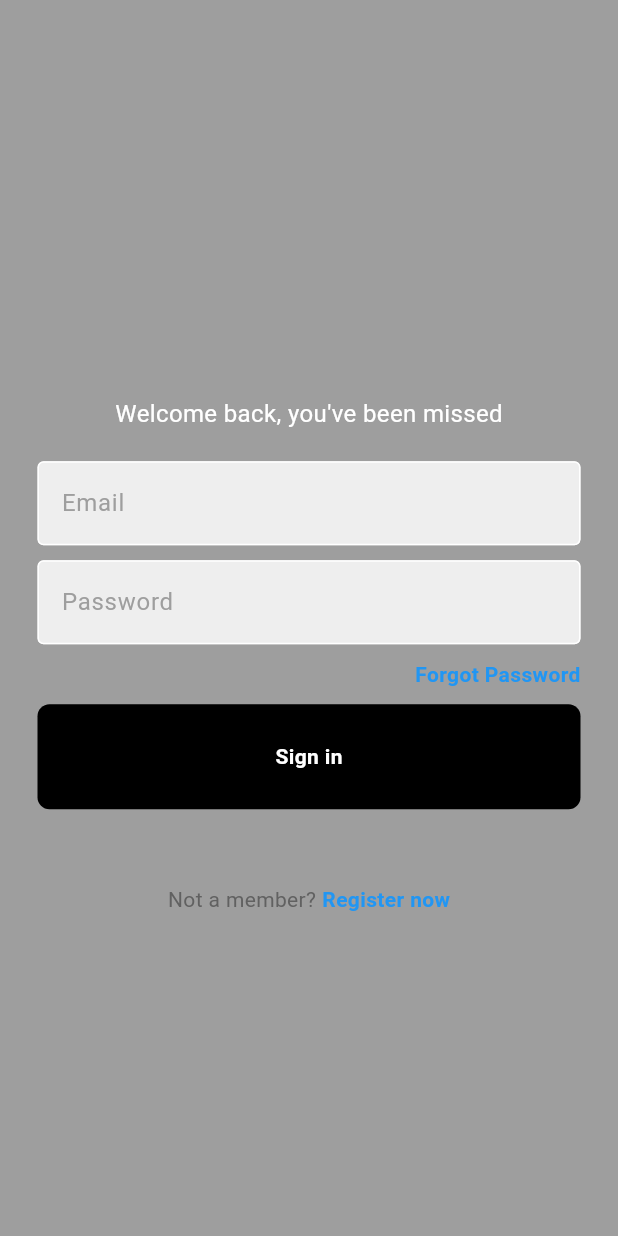
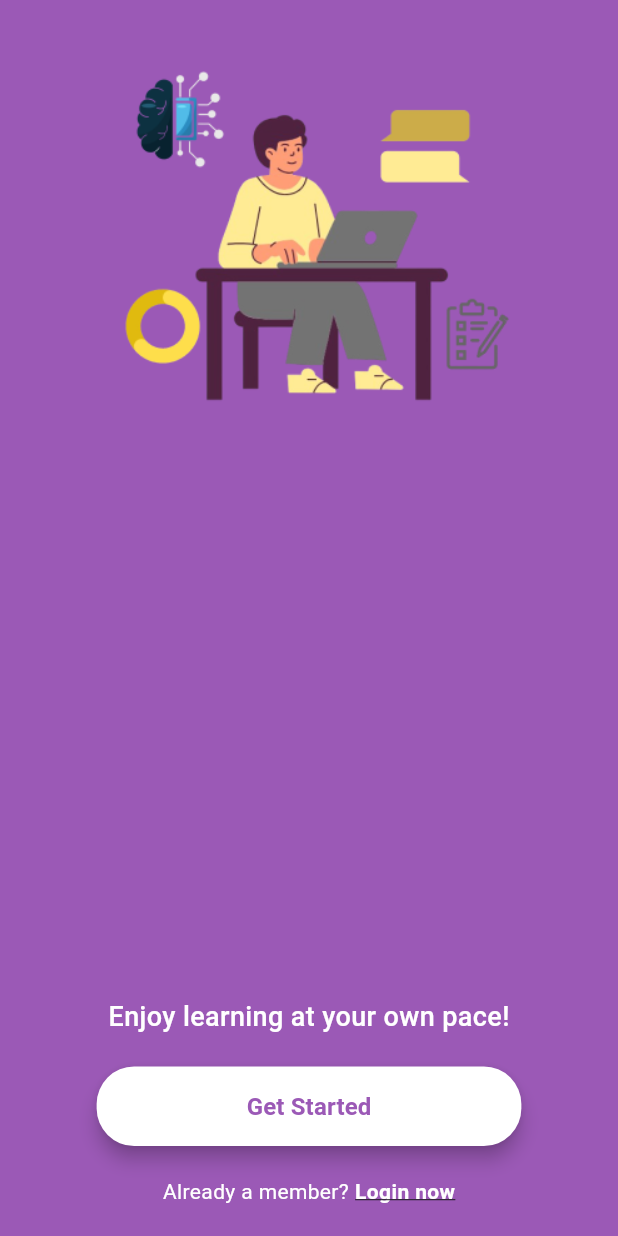
Before and after one commit to ShrutiShinde2003/AI_Study_Planner, a Flutter app: the screen it shows after launch, on a phone screen of 412 x 824 dp. Run offline on Flutter 3.47's test engine with Material 3 defaults, Android fonts, the phone set to English and light mode, and no system bars; our stand-ins replace cloud_firestore, firebase_auth, firebase_core; accounts and stored records are empty.

Commit message:
To do list code updated, added start page and image

```diff
--- a/lib/components/my_textfield.dart
+++ b/lib/components/my_textfield.dart
@@ -15,7 +15,7 @@ class MyTextField extends StatelessWidget {
 @override
 Widget build(BuildContext context) {
   return Padding(
-  padding: const EdgeInsets.symmetric(horizontal: 25.0),
+  padding: const EdgeInsets.symmetric(horizontal: 20.0),
   child: TextField(
     controller: controller,
     obscureText: obsureText,
--- a/lib/main.dart
+++ b/lib/main.dart
@@ -8,6 +8,7 @@ import 'package:study_planner/pages/login_page.dart';
 import 'package:study_planner/pages/profile_page.dart';
 import 'package:study_planner/pages/todo_list_page.dart';
 import 'package:study_planner/pages/dashboard.dart';
+import 'package:study_planner/pages/start_page.dart';
 
 void main() async {
   WidgetsFlutterBinding.ensureInitialized();
@@ -30,11 +31,11 @@ class MyApp extends StatelessWidget {
               homePage: HomePage(),
               todoPage: TodoListPage(),
               dashboardPage: DashboardPage(),
-              GeminiPage: GeminiAIPage(),
+              GeminiPage: ChatScreen(),
               profilePage: ProfilePage(),
 
             )
-          : const LoginPage(), // Replace with your actual login page
+          : const WelcomePage(), // Replace with your actual login page
     );
   }
 }
--- a/lib/pages/login_page.dart
+++ b/lib/pages/login_page.dart
@@ -51,7 +51,7 @@ class _LoginPageState extends State<LoginPage> {
             todoPage: TodoListPage(),
             dashboardPage: DashboardPage(),
             profilePage: ProfilePage(),
-            GeminiPage: GeminiAIPage(),
+            GeminiPage: ChatScreen(),
           ), // Ensure LoginPage exists
         ),
       );
--- /dev/null
+++ b/lib/pages/start_page.dart
@@ -0,0 +1,121 @@
+import 'package:flutter/material.dart';
+import 'register_page.dart'; // Import your RegisterPage
+import 'login_page.dart'; // Import your LoginPage
+
+class WelcomePage extends StatelessWidget {
+  const WelcomePage({super.key});
+
+  @override
+  Widget build(BuildContext context) {
+    return Scaffold(
+      backgroundColor: const Color(0xFF9B59B6), // Purple background color
+      body: SafeArea(
+        child: Column(
+          mainAxisAlignment: MainAxisAlignment.start,
+          children: [
+            // Illustration Section (Now at the top)
+            Padding(
+              padding: const EdgeInsets.symmetric(vertical: 40.0),
+              child: Center(
+                child: Image.asset(
+                  'lib/assets/images/start.png', // Replace with your image path
+                  height: 250, // Adjust height as needed
+                ),
+              ),
+            ),
+
+            const Spacer(),
+
+            // Tagline Section
+            Padding(
+              padding: const EdgeInsets.symmetric(horizontal: 20.0),
+              child: Column(
+                children: [
+                  const Text(
+                    "Enjoy learning at your own pace!",
+                    style: TextStyle(
+                      color: Colors.white,
+                      fontSize: 18,
+                      fontWeight: FontWeight.w500,
+                    ),
+                  ),
+                  const SizedBox(height: 20),
+
+                  // Get Started Button
+                  ElevatedButton(
+                    style: ElevatedButton.styleFrom(
+                      backgroundColor: Colors.white,
+                      shape: RoundedRectangleBorder(
+                        borderRadius: BorderRadius.circular(25),
+                      ),
+                      padding: const EdgeInsets.symmetric(
+                        vertical: 15,
+                        horizontal: 100,
+                      ),
+                      elevation: 5,
+                    ),
+                    onPressed: () {
+                      // Navigate to the Register Page
+                      Navigator.push(
+                        context,
+                        MaterialPageRoute(
+                          builder: (context) => const RegisterPage(),
+                        ),
+                      );
+                    },
+                    child: const Text(
+                      "Get Started",
+                      style: TextStyle(
+                        color: Color(0xFF9B59B6), // Purple text
+                        fontWeight: FontWeight.bold,
+                        fontSize: 16,
+                      ),
+                    ),
+                  ),
+                  const SizedBox(height: 20),
+
+                  // Already a Member? Login Section
+                  Row(
+                    mainAxisAlignment: MainAxisAlignment.center,
+                    children: [
+                      const Text(
+                        "Already a member?",
+                        style: TextStyle(
+                          color: Colors.white,
+                          fontSize: 14,
+                        ),
+                      ),
+                      const SizedBox(width: 4),
+                      GestureDetector(
+                        onTap: () {
+                          // Navigate to the Login Page
+                          Navigator.push(
+                            context,
+                            MaterialPageRoute(
+                              builder: (context) => const LoginPage(),
+                            ),
+                          );
+                        },
+                        child: const Text(
+                          "Login now",
+                          style: TextStyle(
+                            color: Colors.white,
+                            fontSize: 14,
+                            fontWeight: FontWeight.bold,
+                            decoration: TextDecoration.underline,
+                          ),
+                        ),
+                      ),
+                    ],
+                  ),
+
+                  const SizedBox(height: 20),
+                ],
+              ),
+            ),
+          ],
+      ),
+    )
+    );
+  }
+}
--- a/lib/services/firestore_service.dart
+++ b/lib/services/firestore_service.dart
@@ -29,11 +29,11 @@ class FirestoreService {
 
   // Update To-Do item
   Future<void> updateTodoItem(TodoItem todo) {
-    return _todoCollection.doc(todo.id).update(todo.toMap());
+    return _todoCollection.doc(todo.username).update(todo.toMap());
   }
 
   // Delete To-Do item
-  Future<void> deleteTodoItem(String id) {
-    return _todoCollection.doc(id).delete();
+  Future<void> deleteTodoItem(String username) {
+    return _todoCollection.doc(username).delete();
   }
 }
--- a/pubspec.yaml
+++ b/pubspec.yaml
@@ -72,9 +72,9 @@ flutter:
   uses-material-design: true
 
   # To add assets to your application, add an assets section, like this:
-  # assets:
-  #   - images/a_dot_burr.jpeg
-  #   - images/a_dot_ham.jpeg
+  assets:
+   - lib/assets/images/start.png
+
 
   # An image asset can refer to one or more resolution-specific "variants", see
   # https://flutter.dev/to/resolution-aware-images
```
Also changed, not shown: lib/models/todo_item.dart (+12 -4 lines), lib/pages/gemini_ai.dart (+104 -4 lines), lib/pages/register_page.dart (+17 -5 lines), lib/pages/todo_list_page.dart (+50 -35 lines), lib/assets/images/start.png (added).
